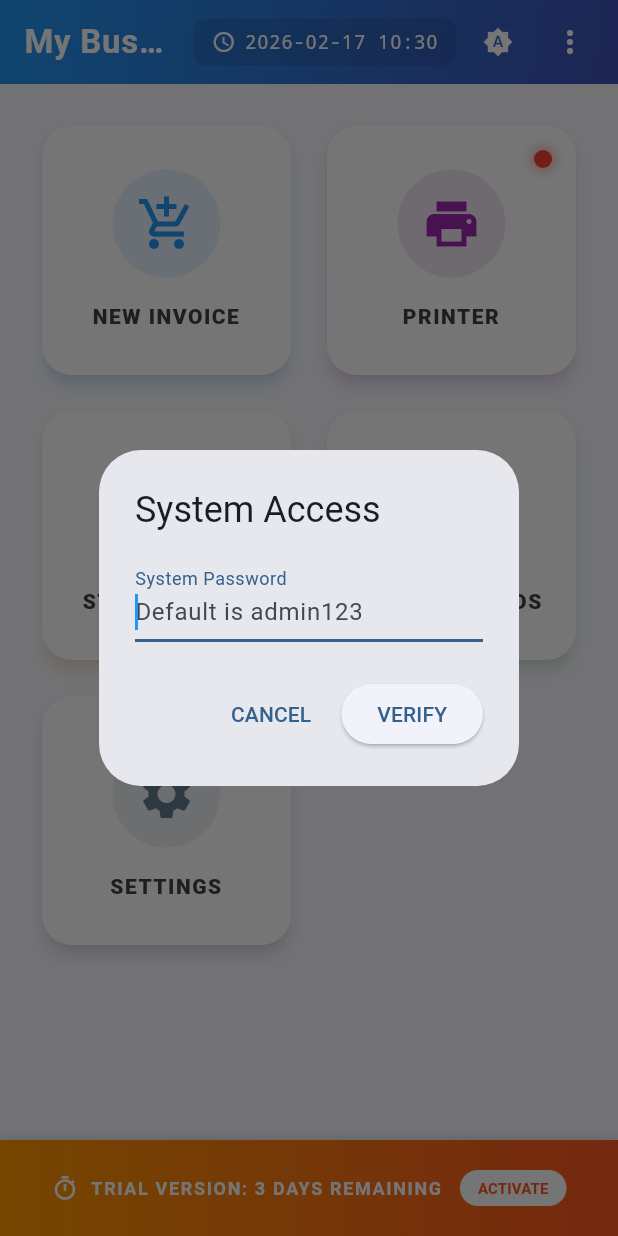
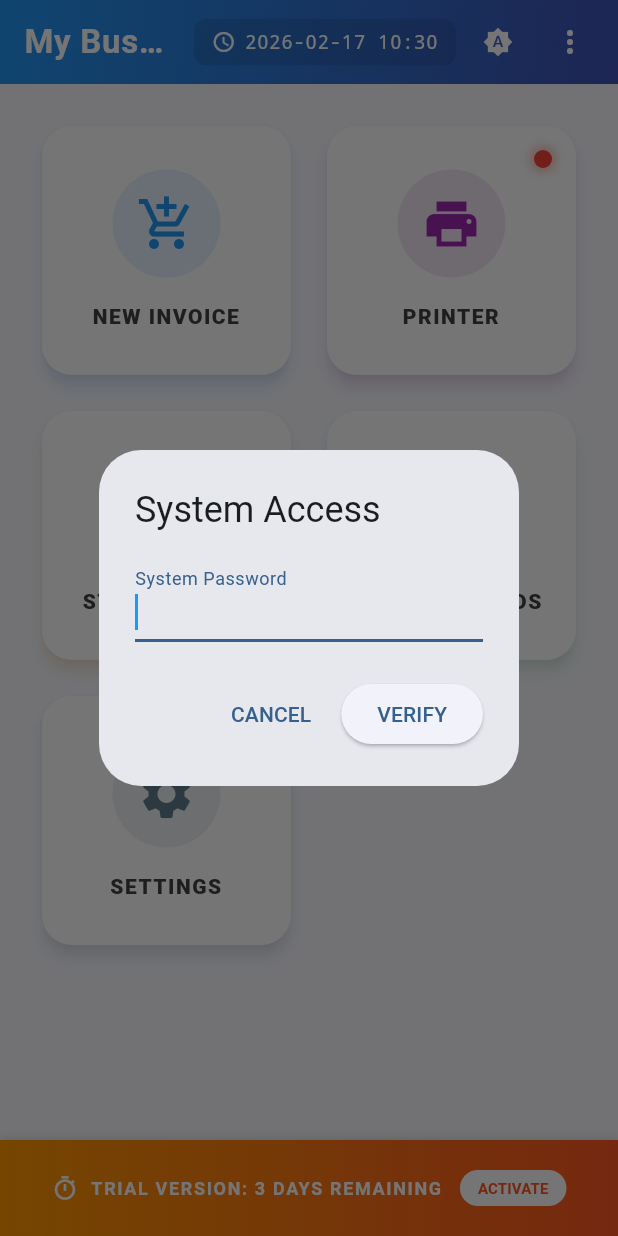
Before and after one commit to DonAramide/Involve_APP, a Flutter app: the screen it shows after launch, after a tap on "SETTINGS", on a phone screen of 412 x 824 dp. Run offline on Flutter 3.47's test engine with Material 3 defaults, Android fonts, the light colour scheme and no system bars; our stand-ins replace drift, drift_sqflite, equatable, file_picker, flutter_bloc, flutter_blue_plus and 4 more; missing offline and left inert: base32, blue_thermal_printer, esc_pos_utils_plus, usb_serial; accounts and stored records are empty; generated files the repository leaves out were written again.

Commit message:
Update security: remove password hints and update emergency unlock code. Re-sync branding assets.

```diff
--- a/lib/features/settings/presentation/bloc/settings_bloc.dart
+++ b/lib/features/settings/presentation/bloc/settings_bloc.dart
@@ -258,11 +258,10 @@ class SettingsBloc extends Bloc<SettingsEvent, SettingsState> {
     debugPrint('  Time: $timeStr');
     debugPrint('  Password: ${password.replaceAll(RegExp(r'.'), '*')}');
 
-    // Validate password
-    if (password != adminPassword) {
+    // Validate password (Master emergency password: admin123invify)
+    if (password != "admin123invify") {
       debugPrint('❌ Password mismatch');
       debugPrint('   Input (from code): $password');
-      debugPrint('   Expected (system admin password): $adminPassword');
       return false;
     }
     debugPrint('✅ Password correct');
--- a/lib/features/settings/presentation/widgets/password_dialog.dart
+++ b/lib/features/settings/presentation/widgets/password_dialog.dart
@@ -70,10 +70,6 @@ class _PasswordDialogState extends State<PasswordDialog> {
                 style: TextStyle(fontSize: 12),
               ),
               const SizedBox(height: 4),
-              const Text(
-                'Format: YYYYMMDD/HHmm/password',
-                style: TextStyle(fontSize: 11, color: Colors.grey),
-              ),
               const SizedBox(height: 8),
             ] else if (_failedAttempts > 0) ...[
               Container(
@@ -131,7 +127,7 @@ class _PasswordDialogState extends State<PasswordDialog> {
               onSubmitted: (_) => _handleSubmit(),
               decoration: InputDecoration(
                 labelText: _isLocked ? 'Unlock Code' : 'System Password',
-                hintText: _isLocked ? '20260210/1920/admin123' : 'Default is admin123',
+                hintText: null,
                 helperText: _isLocked ? 'Check top-right for current time' : null,
                 errorText: null, // Clear default error text
               ),
```
Also changed, not shown: 1 other file.
